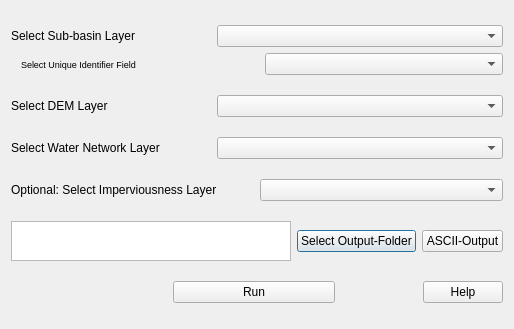
First picture: the form in QTalsim/qtalsim_subbasin.ui, repository sydroconsult/QTalsim, before the edit.
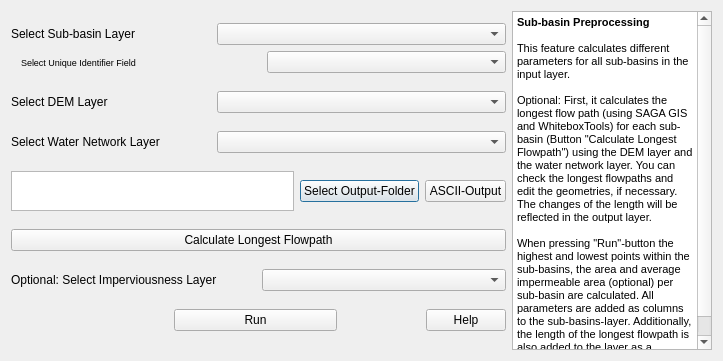
Second picture: the form after the edit.

Commit message: Updates of sub-basins processing and ISRIC soil type converter - Sub-basins LFP is optional - Sub-basins LFP layer can be edited by the user and changes are   reflected in output layer - Added summary to sub-basins preprocessing and ISRIC soil type   converter (WIP) - Added field to BDOD layer holding the BDOD class

```diff
--- a/QTalsim/qtalsim_subbasin.ui
+++ b/QTalsim/qtalsim_subbasin.ui
@@ -6,14 +6,16 @@
    <rect>
     <x>0</x>
     <y>0</y>
-    <width>514</width>
-    <height>329</height>
+    <width>723</width>
+    <height>361</height>
    </rect>
   </property>
   <property name="windowTitle">
    <string>Dialog</string>
   </property>
-  <layout class="QVBoxLayout" name="verticalLayout">
+  <layout class="QHBoxLayout" name="horizontalLayout_8">
+   <item>
+    <layout class="QVBoxLayout" name="verticalLayout_3">
    <item>
     <layout class="QVBoxLayout" name="verticalLayout_2">
      <item>
@@ -177,20 +179,6 @@
      </item>
     </layout>
    </item>
-   <item>
-    <layout class="QHBoxLayout" name="horizontalLayout_7">
-     <item>
-      <widget class="QLabel" name="labelImpervious">
-       <property name="text">
-        <string>Optional: Select Imperviousness Layer</string>
-       </property>
-      </widget>
-     </item>
-     <item>
-      <widget class="QComboBox" name="comboboxImperviousness"/>
-     </item>
-    </layout>
-   </item>
    <item>
     <layout class="QHBoxLayout" name="horizontalLayout_5">
      <item>
@@ -225,6 +213,27 @@
      </item>
     </layout>
    </item>
+     <item>
+      <widget class="QPushButton" name="onLongestFlowPath">
+       <property name="text">
+        <string>Calculate Longest Flowpath</string>
+       </property>
+      </widget>
+     </item>
+     <item>
+      <layout class="QHBoxLayout" name="horizontalLayout_7">
+       <item>
+        <widget class="QLabel" name="labelImpervious">
+         <property name="text">
+          <string>Optional: Select Imperviousness Layer</string>
+         </property>
+        </widget>
+       </item>
+       <item>
+        <widget class="QComboBox" name="comboboxImperviousness"/>
+       </item>
+      </layout>
+     </item>
    <item>
     <layout class="QHBoxLayout" name="horizontalLayout_6">
      <item>
@@ -278,6 +287,37 @@
     </layout>
    </item>
   </layout>
+   </item>
+   <item>
+    <widget class="QTextBrowser" name="summary">
+     <property name="sizePolicy">
+      <sizepolicy hsizetype="MinimumExpanding" vsizetype="Expanding">
+       <horstretch>0</horstretch>
+       <verstretch>0</verstretch>
+      </sizepolicy>
+     </property>
+     <property name="maximumSize">
+      <size>
+       <width>200</width>
+       <height>16777215</height>
+      </size>
+     </property>
+     <property name="html">
+      <string>&lt;!DOCTYPE HTML PUBLIC &quot;-//W3C//DTD HTML 4.0//EN&quot; &quot;http://www.w3.org/TR/REC-html40/strict.dtd&quot;&gt;
+&lt;html&gt;&lt;head&gt;&lt;meta name=&quot;qrichtext&quot; content=&quot;1&quot; /&gt;&lt;style type=&quot;text/css&quot;&gt;
+p, li { white-space: pre-wrap; }
+&lt;/style&gt;&lt;/head&gt;&lt;body style=&quot; font-family:'MS Shell Dlg 2'; font-size:7.8pt; font-weight:400; font-style:normal;&quot;&gt;
+&lt;p style=&quot; margin-top:0px; margin-bottom:0px; margin-left:0px; margin-right:0px; -qt-block-indent:0; text-indent:0px;&quot;&gt;&lt;span style=&quot; font-size:8pt; font-weight:600;&quot;&gt;Sub-basin Preprocessing&lt;/span&gt;&lt;/p&gt;
+&lt;p style=&quot;-qt-paragraph-type:empty; margin-top:0px; margin-bottom:0px; margin-left:0px; margin-right:0px; -qt-block-indent:0; text-indent:0px; font-size:8pt; font-weight:600;&quot;&gt;&lt;br /&gt;&lt;/p&gt;
+&lt;p style=&quot; margin-top:0px; margin-bottom:0px; margin-left:0px; margin-right:0px; -qt-block-indent:0; text-indent:0px;&quot;&gt;&lt;span style=&quot; font-size:8pt;&quot;&gt;This feature calculates different parameters for all sub-basins in the input layer. &lt;/span&gt;&lt;/p&gt;
+&lt;p style=&quot;-qt-paragraph-type:empty; margin-top:0px; margin-bottom:0px; margin-left:0px; margin-right:0px; -qt-block-indent:0; text-indent:0px; font-size:8pt;&quot;&gt;&lt;br /&gt;&lt;/p&gt;
+&lt;p style=&quot; margin-top:0px; margin-bottom:0px; margin-left:0px; margin-right:0px; -qt-block-indent:0; text-indent:0px;&quot;&gt;&lt;span style=&quot; font-size:8pt;&quot;&gt;Optional: First, it calculates the longest flow path (using &lt;/span&gt;&lt;span style=&quot; font-family:'sans-serif'; font-size:8pt; color:#000000; background-color:#ffffff;&quot;&gt;SAGA GIS and WhiteboxTools) for each sub-basin (Button &amp;quot;Calculate Longest Flowpath&amp;quot;) using the DEM layer and the water network layer. You can check the longest flowpaths and edit the geometries, if necessary. The changes of the length will be reflected in the output layer. &lt;/span&gt;&lt;/p&gt;
+&lt;p style=&quot; margin-top:0px; margin-bottom:0px; margin-left:0px; margin-right:0px; -qt-block-indent:0; text-indent:0px;&quot;&gt;&lt;span style=&quot; font-family:'sans-serif'; font-size:8pt; color:#000000; background-color:#ffffff;&quot;&gt; &lt;/span&gt;&lt;/p&gt;
+&lt;p style=&quot; margin-top:0px; margin-bottom:0px; margin-left:0px; margin-right:0px; -qt-block-indent:0; text-indent:0px;&quot;&gt;&lt;span style=&quot; font-family:'sans-serif'; font-size:8pt; color:#000000; background-color:#ffffff;&quot;&gt;When pressing &amp;quot;Run&amp;quot;-button the highest and lowest points within the sub-basins, the area and average impermeable area (optional) per sub-basin are calculated. All parameters are added as columns to the sub-basins-layer. Additionally, the length of the longest flowpath is also added to the layer as a parameter.&lt;/span&gt;&lt;/p&gt;&lt;/body&gt;&lt;/html&gt;</string>
+     </property>
+    </widget>
+   </item>
+  </layout>
  </widget>
  <resources/>
  <connections>
```
Left out of the diff: 10 changed lines with no effect on the pictures. Lines whose indentation alone changed are shown as unchanged. The commit also changes 5 other files.
